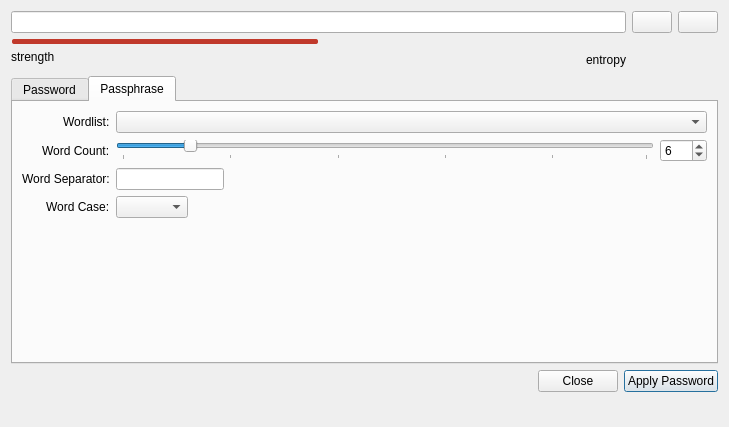
This is src/gui/PasswordGeneratorWidget.ui in keepassxreboot/keepassxc as Qt 5 draws it before an edit. The edited form follows.
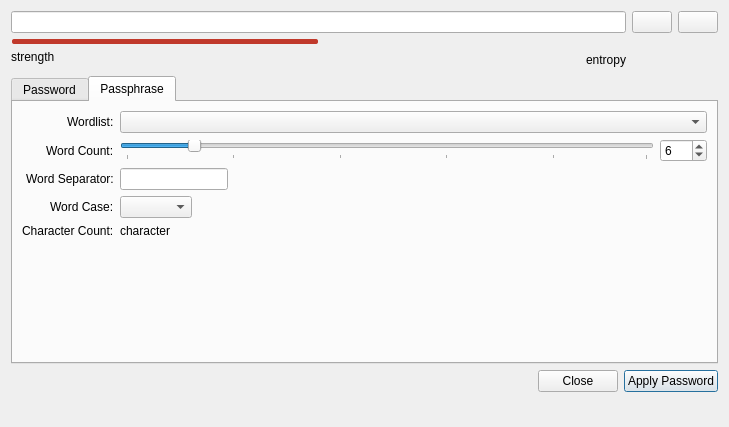
This is the edited form. The open tabs and pages were chosen to show the change. Custom widgets are drawn as their Qt base class.

Commit message: Add display number of characters in passphrases (#5449)

```diff
--- a/src/gui/PasswordGeneratorWidget.ui
+++ b/src/gui/PasswordGeneratorWidget.ui
@@ -708,71 +708,29 @@
        <string>Passphrase</string>
       </attribute>
       <layout class="QGridLayout" name="gridLayout_2">
-       <item row="1" column="0">
-        <layout class="QHBoxLayout" name="horizontalLayout_2">
-         <item>
+       <item row="0" column="0">
           <layout class="QGridLayout" name="gridLayout_3">
-           <item row="0" column="1">
-            <widget class="QComboBox" name="comboBoxWordList">
-             <property name="sizePolicy">
-              <sizepolicy hsizetype="Expanding" vsizetype="Fixed">
-               <horstretch>0</horstretch>
-               <verstretch>0</verstretch>
-              </sizepolicy>
-             </property>
-            </widget>
-           </item>
-           <item row="1" column="0" alignment="Qt::AlignRight">
-            <widget class="QLabel" name="labelWordCount">
-             <property name="text">
-              <string>Word Count:</string>
-             </property>
-             <property name="buddy">
-              <cstring>spinBoxLength</cstring>
-             </property>
-            </widget>
-           </item>
-           <item row="4" column="1">
-            <spacer name="verticalSpacer_3">
-             <property name="orientation">
-              <enum>Qt::Vertical</enum>
-             </property>
-             <property name="sizeHint" stdset="0">
-              <size>
-               <width>20</width>
-               <height>40</height>
-              </size>
-             </property>
-            </spacer>
-           </item>
-           <item row="2" column="0" alignment="Qt::AlignRight">
+         <item row="2" column="1" alignment="Qt::AlignRight">
             <widget class="QLabel" name="labelWordSeparator">
              <property name="text">
               <string>Word Separator:</string>
              </property>
             </widget>
            </item>
-           <item row="3" column="1">
-            <layout class="QHBoxLayout" name="horizontalLayout_6">
-             <item>
-              <widget class="QComboBox" name="wordCaseComboBox"/>
-             </item>
-             <item>
-              <spacer name="horizontalSpacer_4">
-               <property name="orientation">
-                <enum>Qt::Horizontal</enum>
-               </property>
-               <property name="sizeHint" stdset="0">
-                <size>
-                 <width>40</width>
-                 <height>20</height>
-                </size>
-               </property>
-              </spacer>
-             </item>
-            </layout>
-           </item>
-           <item row="1" column="1">
+         <item row="0" column="1" alignment="Qt::AlignRight">
+          <widget class="QLabel" name="labelWordList">
+           <property name="sizePolicy">
+            <sizepolicy hsizetype="Minimum" vsizetype="Preferred">
+             <horstretch>0</horstretch>
+             <verstretch>0</verstretch>
+            </sizepolicy>
+           </property>
+           <property name="text">
+            <string>Wordlist:</string>
+           </property>
+          </widget>
+         </item>
+         <item row="1" column="2">
             <layout class="QHBoxLayout" name="horizontalLayout_3">
              <property name="sizeConstraint">
               <enum>QLayout::SetMinimumSize</enum>
@@ -817,27 +775,51 @@
              </item>
             </layout>
            </item>
-           <item row="3" column="0" alignment="Qt::AlignRight">
+         <item row="1" column="1" alignment="Qt::AlignRight">
+          <widget class="QLabel" name="labelWordCount">
+           <property name="text">
+            <string>Word Count:</string>
+           </property>
+           <property name="buddy">
+            <cstring>spinBoxLength</cstring>
+           </property>
+          </widget>
+         </item>
+         <item row="4" column="1" alignment="Qt::AlignRight">
+          <widget class="QLabel" name="characterCountLabel">
+           <property name="text">
+            <string>Character Count:</string>
+           </property>
+          </widget>
+         </item>
+         <item row="3" column="1" alignment="Qt::AlignRight">
             <widget class="QLabel" name="wordCaseLabel">
              <property name="text">
               <string>Word Case:</string>
              </property>
             </widget>
            </item>
-           <item row="0" column="0" alignment="Qt::AlignRight">
-            <widget class="QLabel" name="labelWordList">
-             <property name="sizePolicy">
-              <sizepolicy hsizetype="Minimum" vsizetype="Preferred">
-               <horstretch>0</horstretch>
-               <verstretch>0</verstretch>
-              </sizepolicy>
+         <item row="3" column="2">
+          <layout class="QHBoxLayout" name="horizontalLayout_6">
+           <item>
+            <widget class="QComboBox" name="wordCaseComboBox"/>
+           </item>
+           <item>
+            <spacer name="horizontalSpacer_4">
+             <property name="orientation">
+              <enum>Qt::Horizontal</enum>
              </property>
-             <property name="text">
-              <string>Wordlist:</string>
+             <property name="sizeHint" stdset="0">
+              <size>
+               <width>40</width>
+               <height>20</height>
+              </size>
              </property>
-            </widget>
+            </spacer>
            </item>
-           <item row="2" column="1">
+          </layout>
+         </item>
+         <item row="2" column="2">
             <layout class="QHBoxLayout" name="horizontalLayout_9">
              <item>
               <widget class="QLineEdit" name="editWordSeparator">
@@ -873,10 +855,38 @@
              </item>
             </layout>
            </item>
-          </layout>
+         <item row="0" column="2">
+          <widget class="QComboBox" name="comboBoxWordList">
+           <property name="sizePolicy">
+            <sizepolicy hsizetype="Expanding" vsizetype="Fixed">
+             <horstretch>0</horstretch>
+             <verstretch>0</verstretch>
+            </sizepolicy>
+           </property>
+          </widget>
          </item>
+         <item row="4" column="2" alignment="Qt::AlignLeft">
+          <widget class="QLabel" name="charactersInPassphraseLabel">
+           <property name="text">
+            <string>character</string>
+           </property>
+          </widget>
+         </item>
         </layout>
        </item>
+       <item row="1" column="0">
+        <spacer name="verticalSpacer_3">
+         <property name="orientation">
+          <enum>Qt::Vertical</enum>
+         </property>
+         <property name="sizeHint" stdset="0">
+          <size>
+           <width>20</width>
+           <height>40</height>
+          </size>
+         </property>
+        </spacer>
+       </item>
       </layout>
      </widget>
     </widget>
```
Lines whose indentation alone changed are shown as unchanged. The commit also changes 1 other file.
